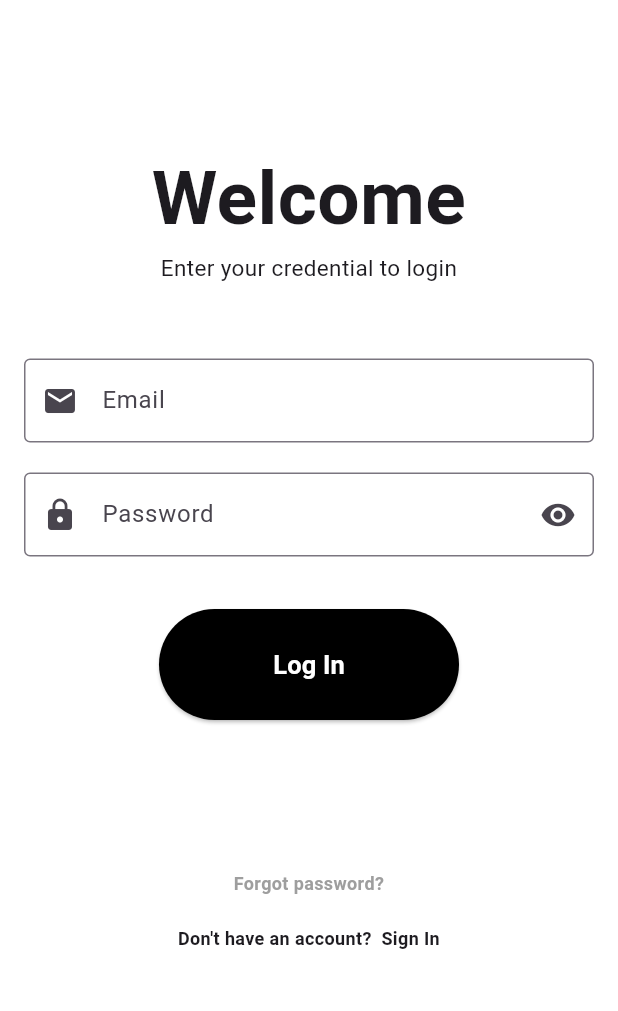
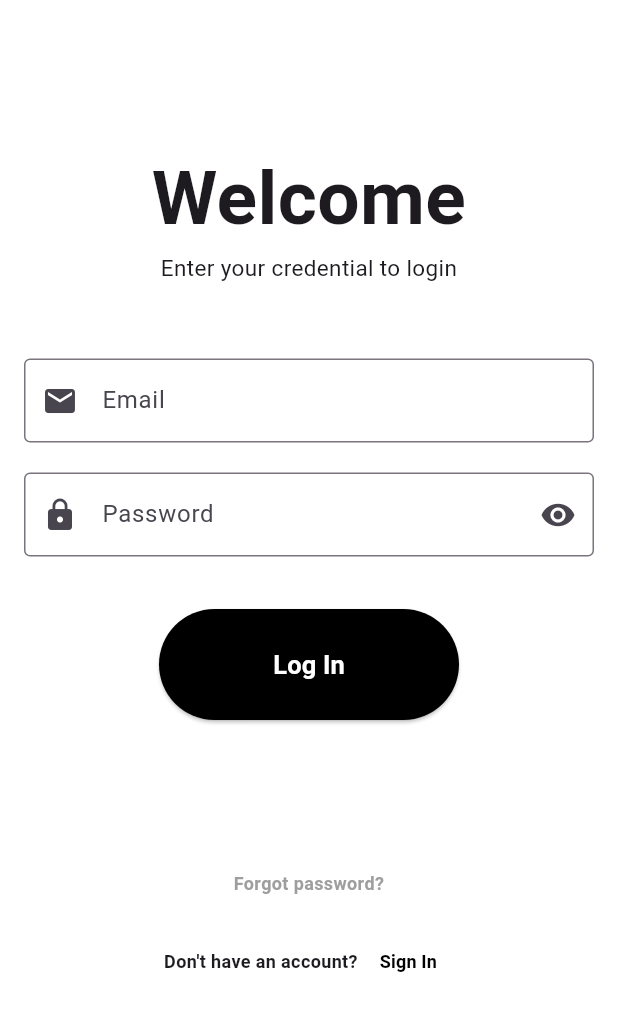
Before and after one commit to fritzjohn-wvsu/cc206-Hotel_Reservation_System, a Flutter app: the screen it shows after launch, on a phone screen of 412 x 824 dp. Shown: the top 1011 px of the screen. Run offline on Flutter 3.47's test engine with Material 3 defaults, Android fonts, the phone set to English and light mode, and no system bars.

Commit message:
updated file connection

```diff
--- a/lib/features/updated_login_page.dart
+++ b/lib/features/updated_login_page.dart
@@ -1,3 +1,4 @@
+import 'package:cc206_hotel_reservation_system/features/update_sign_up_page.dart';
 import 'package:flutter/material.dart';
 
 final _formKey = GlobalKey<FormState>();
@@ -87,8 +88,9 @@ class _LoginState extends State<Login> {
                     border: OutlineInputBorder(),
                     suffixIcon: togglePassword(),
                   ),
-                validator: (pass) => pass!.length <= 8 ? 'Password should contain more than 8 characters' : null,
-
+                  validator: (pass) => pass!.length <= 8
+                      ? 'Password should contain more than 8 characters'
+                      : null,
                 ),
               ),
               const SizedBox(height: 35),
@@ -128,14 +130,34 @@ class _LoginState extends State<Login> {
                 ),
               ),
               const SizedBox(height: 20),
-            const Center(
-              child: Text(
-                'Don\'t have an account?  Sign In',
+              Center(
+                child: Row(
+                  mainAxisAlignment: MainAxisAlignment.center,
+                  children: [
+                    const Text(
+                      "Don't have an account? ",
                       style: TextStyle(
                         fontSize: 12,
                         fontWeight: FontWeight.bold,
                       ),
                       textAlign: TextAlign.center,
+                    ),
+                    TextButton(
+                      onPressed: () {
+                        Navigator.push(
+                          context,
+                          MaterialPageRoute(
+                              builder: (context) => const SignUp()),
+                        );
+                      },
+                      child: const Text("Sign In",
+                          style: TextStyle(
+                            color: Colors.black,
+                            fontSize: 12,
+                            fontWeight: FontWeight.bold,
+                          )),
+                    ),
+                  ],
                 ),
               ),
             ],
@@ -147,11 +169,14 @@ class _LoginState extends State<Login> {
 
   // Toggle Password Visibility
   Widget togglePassword() {
-    return IconButton(onPressed: () {
+    return IconButton(
+        onPressed: () {
           setState(() {
             _isSecurePassword = !_isSecurePassword;
           });
-
-    }, icon: _isSecurePassword ? Icon(Icons.visibility) : Icon(Icons.visibility_off));
+        },
+        icon: _isSecurePassword
+            ? Icon(Icons.visibility)
+            : Icon(Icons.visibility_off));
   }
 }
--- a/lib/main.dart
+++ b/lib/main.dart
@@ -1,5 +1,7 @@
 import 'package:flutter/material.dart';
 import 'package:cc206_hotel_reservation_system/features/updated_login_page.dart';
+import 'package:cc206_hotel_reservation_system/features/update_sign_up_page.dart';
+import 'package:cc206_hotel_reservation_system/features/sign_up_page.dart';
 import 'package:cc206_hotel_reservation_system/features/login_page.dart';
 
 void main() {
@@ -33,7 +35,13 @@ class MyApp extends StatelessWidget {
         colorScheme: ColorScheme.fromSeed(seedColor: Colors.deepPurple),
         useMaterial3: true,
       ),
-      home: Login()
+      initialRoute: 'UpdatedLogin',
+      routes: {
+        'UpdatedLogin': (context) => const UpdateLogin(),
+        'Login': (context) => const LoginPage(),
+        'UpdatedSignup': (context) => const SignUp(),
+        'Signup': (context) => const SignUpPage(),
+      },
     );
   }
 }
```
Also changed, not shown: lib/features/update_sign_up_page.dart (+55 -38 lines). Lines whose indentation alone changed are shown as unchanged.
